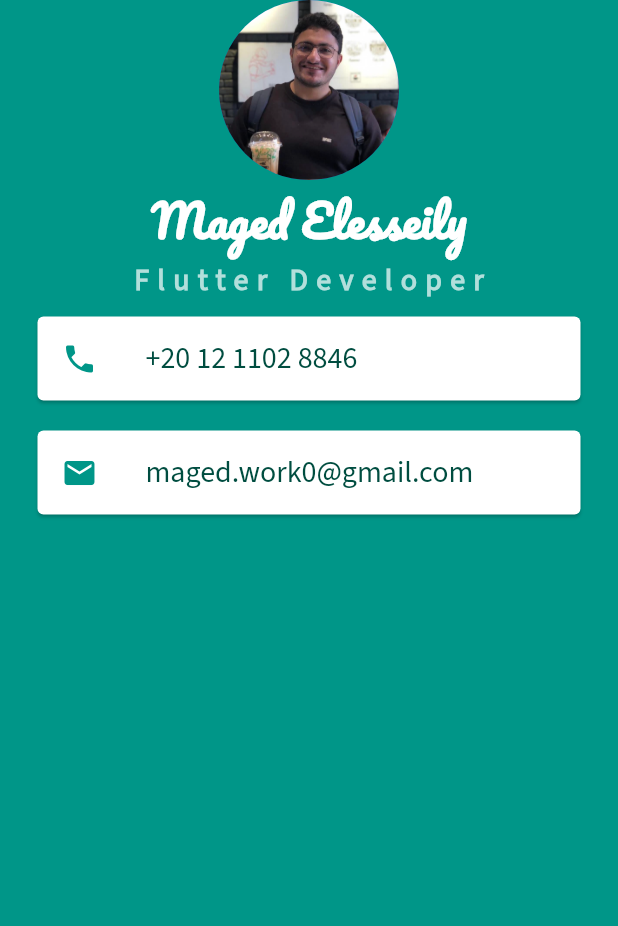
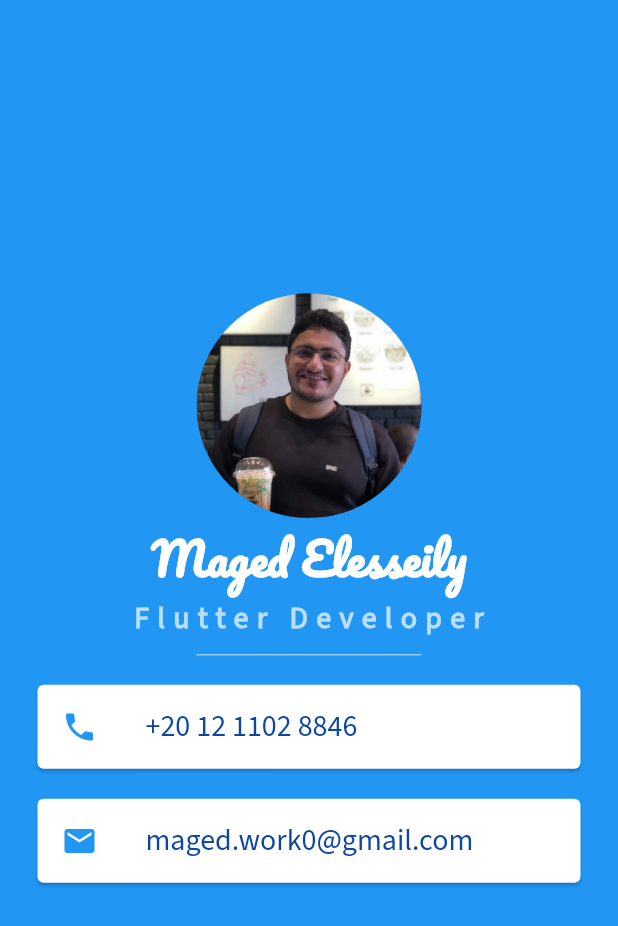
Before and after one commit to MagedGDEV/flutterApps, a Flutter app: the screen it shows after launch, on a phone screen of 412 x 824 dp. Shown: the top 926 px of the screen. Run offline on Flutter 3.47's test engine with Material 2 defaults, Android fonts, the phone set to English and light mode, and no system bars.

Commit message:
Finished application

```diff
--- a/mi_card/lib/main.dart
+++ b/mi_card/lib/main.dart
@@ -12,12 +12,15 @@ class MyApp extends StatelessWidget {
   Widget build(BuildContext context) {
     return MaterialApp(
       home: Scaffold(
-        backgroundColor: Colors.teal,
+        backgroundColor: Colors.blue,
         body: SafeArea(
+            child: Padding(
+          padding: EdgeInsets.only(bottom: 30),
           child: Column(
+            mainAxisAlignment: MainAxisAlignment.center,
             children: [
               CircleAvatar(
-              radius: 60,
+                radius: 75,
                 backgroundImage: AssetImage('images/me.PNG'),
               ),
               Text(
@@ -33,21 +36,29 @@ class MyApp extends StatelessWidget {
                 style: TextStyle(
                     fontSize: 20,
                     letterSpacing: 5.5,
-                  color: Colors.teal.shade100,
+                    color: Colors.blue.shade100,
                     fontWeight: FontWeight.bold,
                     fontFamily: 'Source Sans 3'),
+              ),
+              SizedBox(
+                height: 20,
+                width: 150,
+                child: Divider(
+                  thickness: 0.75,
+                  color: Colors.blue.shade100,
+                ),
               ),
               Card(
                 margin: EdgeInsets.symmetric(vertical: 10.0, horizontal: 25.0),
                 child: ListTile(
                   leading: Icon(
                     Icons.phone,
-                  color: Colors.teal,
+                    color: Colors.blue,
                   ),
                   title: Text(
                     '+20 12 1102 8846',
                     style: TextStyle(
-                      color: Colors.teal.shade900,
+                        color: Colors.blue.shade900,
                         fontSize: 20,
                         fontFamily: 'Source Sans 3'),
                   ),
@@ -58,18 +69,19 @@ class MyApp extends StatelessWidget {
                 child: ListTile(
                   leading: Icon(
                     Icons.email,
-                  color: Colors.teal,
+                    color: Colors.blue,
                   ),
                   title: Text(
                     'maged.work0@gmail.com',
                     style: TextStyle(
-                      color: Colors.teal.shade900,
+                        color: Colors.blue.shade900,
                         fontSize: 20,
                         fontFamily: 'Source Sans 3'),
                   ),
                 ),
               ),
             ],
+          ),
         )),
       ),
     );
```
Also changed, not shown: 5 other files. Lines whose indentation alone changed are shown as unchanged.
